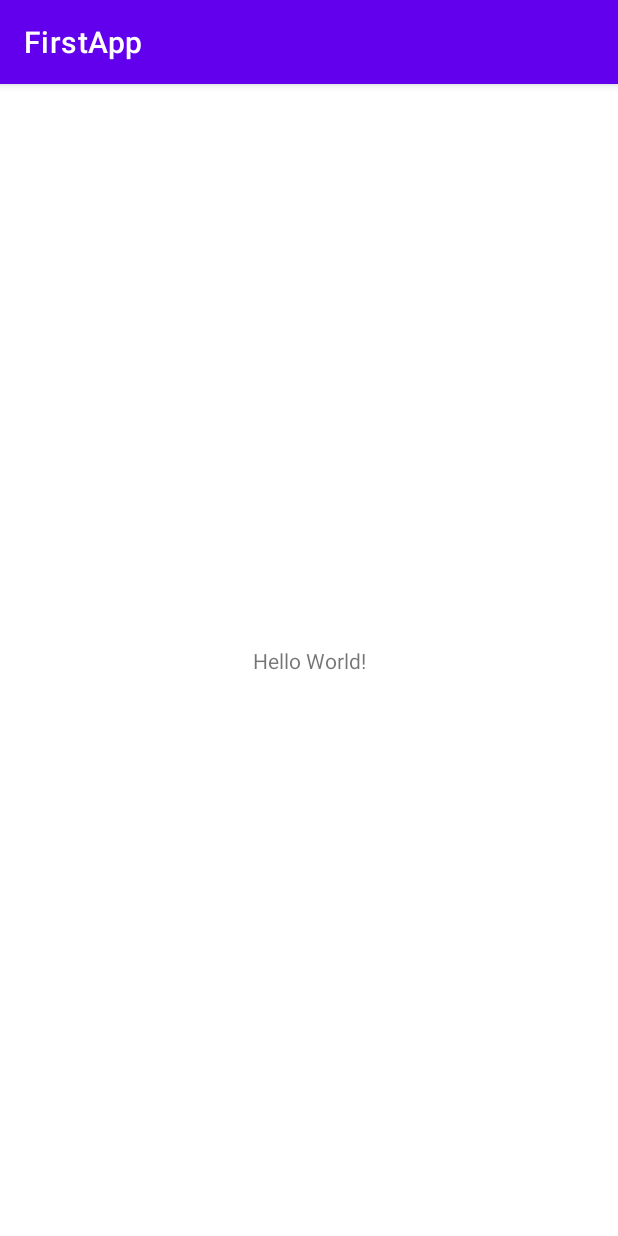
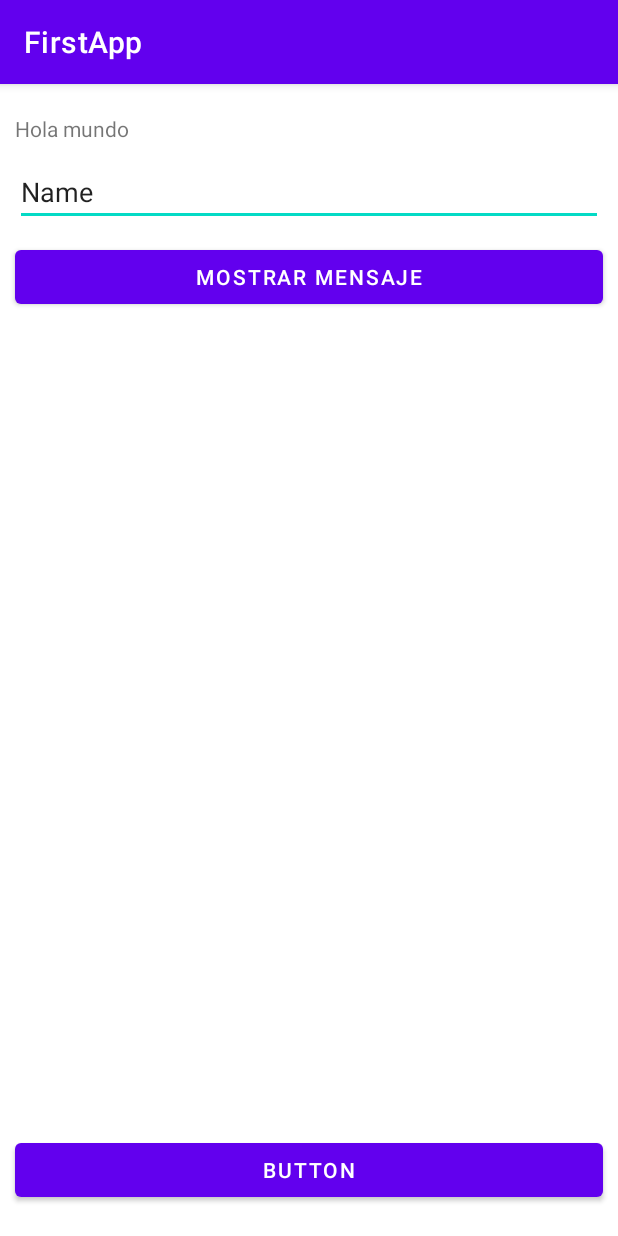
Before and after one commit to CarlosRubioTNM/5H8-AEJ22-1, an Android app: the screen it shows after launch (MainActivity), on a phone screen of 412 x 824 dp. Run offline under Robolectric (Android 15) with nearby library versions, the phone set to English and light mode, and no system bars.

Commit message:
Añadir evento.

```diff
--- a/app/src/main/java/edu/itch2/ej225h8/firstapp/MainActivity.java
+++ b/app/src/main/java/edu/itch2/ej225h8/firstapp/MainActivity.java
@@ -3,13 +3,26 @@ package edu.itch2.ej225h8.firstapp;
 import androidx.appcompat.app.AppCompatActivity;
 
 import android.os.Bundle;
+import android.view.View;
+import android.widget.Button;
+import android.widget.Toast;
 
 public class MainActivity extends AppCompatActivity {
+    private Button btnShowToast;
 
     @Override
     protected void onCreate(Bundle savedInstanceState) {
         super.onCreate(savedInstanceState);
         setContentView(R.layout.activity_main);
+
+        btnShowToast = findViewById(R.id.btnShowToast);
+        btnShowToast.setOnClickListener(new View.OnClickListener() {
+            @Override
+            public void onClick(View view) {
+                Toast t = Toast.makeText(getApplicationContext(),"Botón presionado", Toast.LENGTH_SHORT);
+                t.show();
+            }
+        });
     }
 
 }
--- a/app/src/main/res/layout/activity_main.xml
+++ b/app/src/main/res/layout/activity_main.xml
@@ -7,12 +7,55 @@
     tools:context=".MainActivity">
 
     <TextView
-        android:layout_width="wrap_content"
+        android:id="@+id/textView"
+        android:layout_width="fill_parent"
         android:layout_height="wrap_content"
-        android:text="Hello World!"
-        app:layout_constraintBottom_toBottomOf="parent"
-        app:layout_constraintLeft_toLeftOf="parent"
-        app:layout_constraintRight_toRightOf="parent"
+        android:layout_marginStart="10dp"
+        android:layout_marginTop="20dp"
+        android:layout_marginEnd="10dp"
+        android:text="@string/hola"
+        app:layout_constraintEnd_toEndOf="parent"
+        app:layout_constraintStart_toStartOf="parent"
         app:layout_constraintTop_toTopOf="parent" />
 
+    <Button
+        android:id="@+id/btnShowToast"
+        android:layout_width="fill_parent"
+        android:layout_height="wrap_content"
+        android:layout_marginStart="10dp"
+        android:layout_marginTop="10dp"
+        android:layout_marginEnd="10dp"
+        android:text="@string/showToast"
+        app:layout_constraintEnd_toEndOf="parent"
+        app:layout_constraintHorizontal_bias="0.0"
+        app:layout_constraintStart_toStartOf="parent"
+        app:layout_constraintTop_toBottomOf="@+id/editTextTextPersonName2" />
+
+    <EditText
+        android:id="@+id/editTextTextPersonName2"
+        android:layout_width="fill_parent"
+        android:layout_height="wrap_content"
+        android:layout_marginStart="10dp"
+        android:layout_marginTop="10dp"
+        android:layout_marginEnd="10dp"
+        android:ems="10"
+        android:inputType="textPersonName"
+        android:text="Name"
+        app:layout_constraintEnd_toEndOf="parent"
+        app:layout_constraintStart_toStartOf="parent"
+        app:layout_constraintTop_toBottomOf="@+id/textView" />
+
+    <Button
+        android:id="@+id/button"
+        android:layout_width="fill_parent"
+        android:layout_height="wrap_content"
+        android:layout_marginStart="10dp"
+        android:layout_marginEnd="10dp"
+        android:layout_marginBottom="20dp"
+        android:text="Button"
+        app:layout_constraintBottom_toBottomOf="parent"
+        app:layout_constraintEnd_toEndOf="parent"
+        app:layout_constraintHorizontal_bias="0.63"
+        app:layout_constraintStart_toStartOf="parent" />
+
 </androidx.constraintlayout.widget.ConstraintLayout>
--- a/app/src/main/res/values/strings.xml
+++ b/app/src/main/res/values/strings.xml
@@ -1,3 +1,5 @@
 <resources>
     <string name="app_name">FirstApp</string>
+    <string name="hola">Hola mundo</string>
+    <string name="showToast">Mostrar mensaje</string>
 </resources>
```
